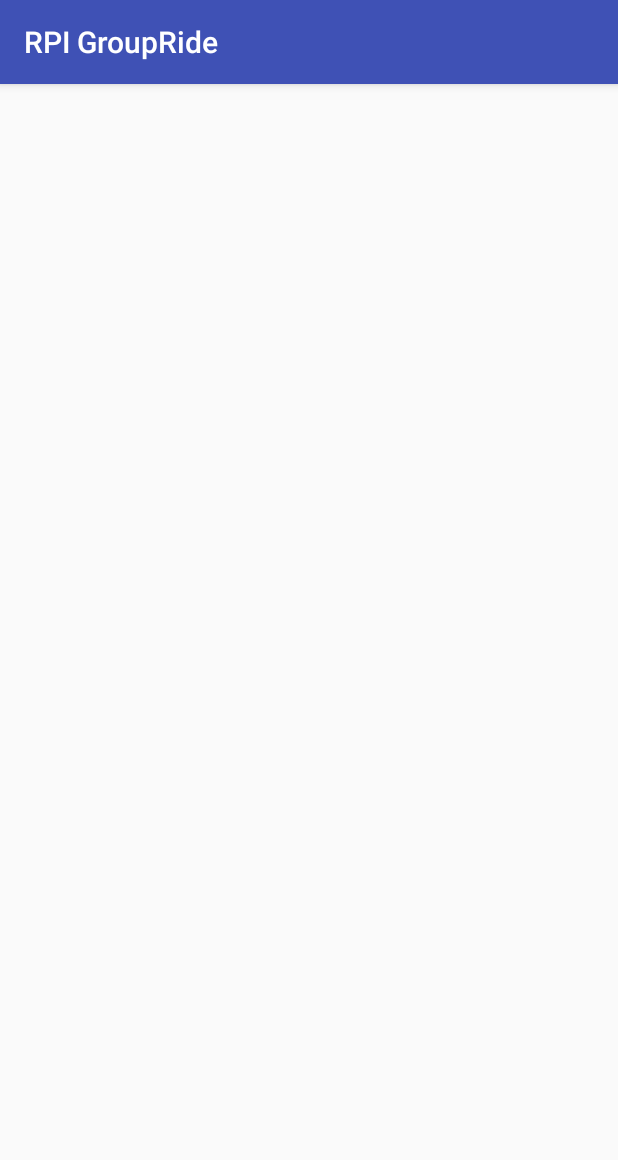
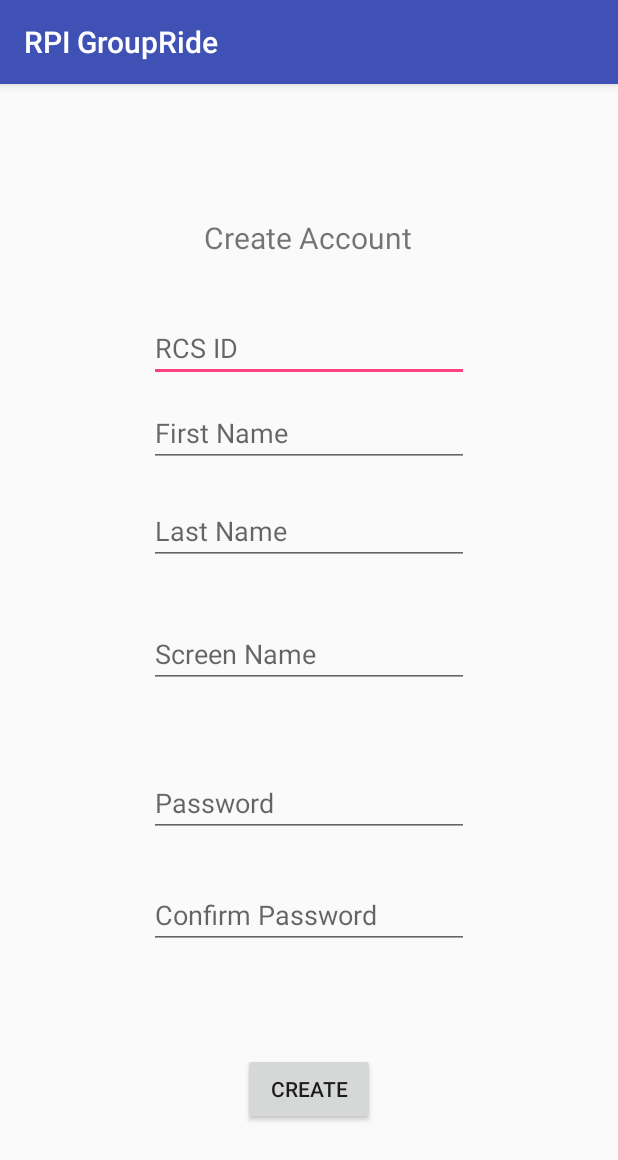
Before and after one commit to zdward/GrouberAndroid, an Android app: the Registration screen opened directly, with no data from a screen before it, on a phone screen of 412 x 824 dp. Shown: the top 1160 px of the screen. Run offline under Robolectric (Android 15) with nearby library versions, the phone set to English and light mode, and no system bars.

Commit message:
Added a registration page that takes in the information of a user.

```diff
--- a/app/build.gradle
+++ b/app/build.gradle
@@ -16,6 +16,7 @@ android {
             proguardFiles getDefaultProguardFile('proguard-android.txt'), 'proguard-rules.pro'
         }
     }
+    sourceSets { main { java.srcDirs = ['src/main/java', 'src/main/java/c.zachgames.rpigrouber'] } }
 }
 
 dependencies {
--- a/app/src/main/java/c/zachgames/rpigrouber/Registration.java
+++ b/app/src/main/java/c/zachgames/rpigrouber/Registration.java
@@ -2,12 +2,39 @@ package c.zachgames.rpigrouber;
 
 import android.support.v7.app.AppCompatActivity;
 import android.os.Bundle;
+import android.view.View;
+import android.widget.Button;
+import android.widget.EditText;
+import android.content.Intent;
 
 public class Registration extends AppCompatActivity{
+
+    private Button Create;
+    private EditText password;
+    private EditText con_password;
+
 
     @Override
     protected void onCreate(Bundle savedInstanceState) {
         super.onCreate(savedInstanceState);
         setContentView(R.layout.registration);
+
+        Create = (Button)findViewById(R.id.btnCreate);
+        password = (EditText)findViewById(R.id.password);
+        con_password = (EditText)findViewById(R.id.confirmPassword);
+
+
+        //Create Button
+        Create.setOnClickListener(new View.OnClickListener() {
+            @Override
+            public void onClick(View v) {
+                //goes to the registration page
+                if(password.getText().toString().equals(con_password.getText().toString())) {
+                    Intent intent2 = new Intent(c.zachgames.rpigrouber.Registration.this, Login.class);
+                    startActivity(intent2);
+                }
+            }
+        });
+
     }
 }
--- a/app/src/main/res/layout/registration.xml
+++ b/app/src/main/res/layout/registration.xml
@@ -1,8 +1,152 @@
 <?xml version="1.0" encoding="utf-8"?>
 <android.support.constraint.ConstraintLayout
     xmlns:android="http://schemas.android.com/apk/res/android"
+    xmlns:app="http://schemas.android.com/apk/res-auto"
+    xmlns:tools="http://schemas.android.com/tools"
     android:layout_width="match_parent"
     android:layout_height="match_parent">
 
+    <EditText
+        android:id="@+id/rcsID"
+        android:layout_width="wrap_content"
+        android:layout_height="wrap_content"
+        android:layout_marginStart="8dp"
+        android:layout_marginTop="8dp"
+        android:layout_marginEnd="8dp"
+        android:layout_marginBottom="8dp"
+        android:ems="10"
+        android:hint="RCS ID"
+        android:inputType="textPersonName"
+        app:layout_constraintBottom_toBottomOf="parent"
+        app:layout_constraintEnd_toEndOf="parent"
+        app:layout_constraintStart_toStartOf="parent"
+        app:layout_constraintTop_toTopOf="parent"
+        app:layout_constraintVertical_bias="0.206"
+        tools:hint="RCS ID" />
+
+    <EditText
+        android:id="@+id/firstName"
+        android:layout_width="wrap_content"
+        android:layout_height="45dp"
+        android:layout_marginStart="8dp"
+        android:layout_marginTop="8dp"
+        android:layout_marginEnd="8dp"
+        android:layout_marginBottom="8dp"
+        android:ems="10"
+        android:hint="First Name"
+        android:inputType="textPersonName"
+        app:layout_constraintBottom_toBottomOf="parent"
+        app:layout_constraintEnd_toEndOf="parent"
+        app:layout_constraintStart_toStartOf="parent"
+        app:layout_constraintTop_toBottomOf="@+id/rcsID"
+        app:layout_constraintVertical_bias="0.007"
+        tools:hint="First Name" />
+
+    <EditText
+        android:id="@+id/lastName"
+        android:layout_width="wrap_content"
+        android:layout_height="45dp"
+        android:layout_marginStart="8dp"
+        android:layout_marginTop="8dp"
+        android:layout_marginEnd="8dp"
+        android:layout_marginBottom="8dp"
+        android:ems="10"
+        android:hint="Last Name"
+        android:inputType="textPersonName"
+        app:layout_constraintBottom_toBottomOf="parent"
+        app:layout_constraintEnd_toEndOf="parent"
+        app:layout_constraintStart_toStartOf="parent"
+        app:layout_constraintTop_toBottomOf="@+id/firstName"
+        app:layout_constraintVertical_bias="0.027"
+        tools:hint="Last Name"
+        tools:id="lastName" />
+
+    <EditText
+        android:id="@+id/screenName"
+        android:layout_width="wrap_content"
+        android:layout_height="45dp"
+        android:layout_marginStart="8dp"
+        android:layout_marginTop="8dp"
+        android:layout_marginEnd="8dp"
+        android:layout_marginBottom="8dp"
+        android:ems="10"
+        android:hint="Screen Name"
+        android:inputType="textPersonName"
+        app:layout_constraintBottom_toBottomOf="parent"
+        app:layout_constraintEnd_toEndOf="parent"
+        app:layout_constraintStart_toStartOf="parent"
+        app:layout_constraintTop_toBottomOf="@+id/firstName"
+        app:layout_constraintVertical_bias="0.208"
+        tools:hint="Screen Name"
+        tools:id="lastName" />
+
+    <EditText
+        android:id="@+id/password"
+        android:layout_width="wrap_content"
+        android:layout_height="wrap_content"
+        android:layout_marginStart="8dp"
+        android:layout_marginTop="8dp"
+        android:layout_marginEnd="8dp"
+        android:layout_marginBottom="8dp"
+        android:ems="10"
+        android:hint="Password"
+        android:inputType="textPassword"
+        app:layout_constraintBottom_toBottomOf="parent"
+        app:layout_constraintEnd_toEndOf="parent"
+        app:layout_constraintStart_toStartOf="parent"
+        app:layout_constraintTop_toTopOf="@+id/rcsID"
+        app:layout_constraintVertical_bias="0.534"
+        tools:hint="Password" />
+
+    <EditText
+        android:id="@+id/confirmPassword"
+        android:layout_width="wrap_content"
+        android:layout_height="wrap_content"
+        android:layout_marginStart="8dp"
+        android:layout_marginTop="8dp"
+        android:layout_marginEnd="8dp"
+        android:layout_marginBottom="8dp"
+        android:ems="10"
+        android:hint="Confirm Password"
+        android:inputType="textPassword"
+        app:layout_constraintBottom_toBottomOf="parent"
+        app:layout_constraintEnd_toEndOf="parent"
+        app:layout_constraintStart_toStartOf="parent"
+        app:layout_constraintTop_toTopOf="@+id/rcsID"
+        app:layout_constraintVertical_bias="0.669"
+        tools:hint="Confirm Password" />
+
+    <Button
+        android:id="@+id/btnCreate"
+        android:layout_width="wrap_content"
+        android:layout_height="wrap_content"
+        android:layout_marginStart="8dp"
+        android:layout_marginTop="8dp"
+        android:layout_marginEnd="8dp"
+        android:layout_marginBottom="8dp"
+        android:text="Create"
+        app:layout_constraintBottom_toBottomOf="parent"
+        app:layout_constraintEnd_toEndOf="parent"
+        app:layout_constraintStart_toStartOf="parent"
+        app:layout_constraintTop_toTopOf="@+id/rcsID"
+        app:layout_constraintVertical_bias="0.88" />
+
+    <TextView
+        android:id="@+id/title"
+        android:layout_width="wrap_content"
+        android:layout_height="wrap_content"
+        android:layout_marginStart="8dp"
+
+        android:layout_marginTop="8dp"
+        android:layout_marginEnd="8dp"
+        android:layout_marginBottom="8dp"
+        android:text="Create Account"
+        android:textSize="20dp"
+        app:layout_constraintBottom_toTopOf="@+id/rcsID"
+        app:layout_constraintEnd_toEndOf="parent"
+        app:layout_constraintHorizontal_bias="0.498"
+        app:layout_constraintStart_toStartOf="parent"
+        app:layout_constraintTop_toTopOf="parent"
+        app:layout_constraintVertical_bias="0.736" />
 
 </android.support.constraint.ConstraintLayout>
```
